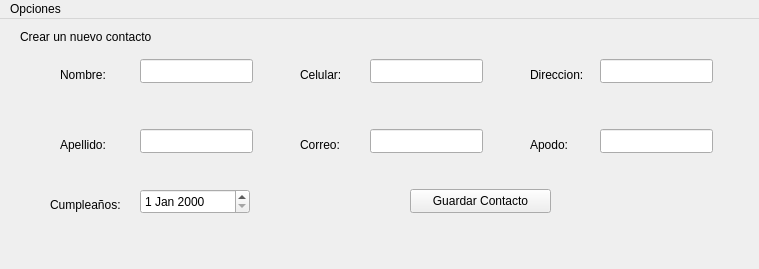
Old version of the form Qt_Interfaz/InterfazQT/mainwindow.ui in the repository Ismael09205/Gestor_Contactos.
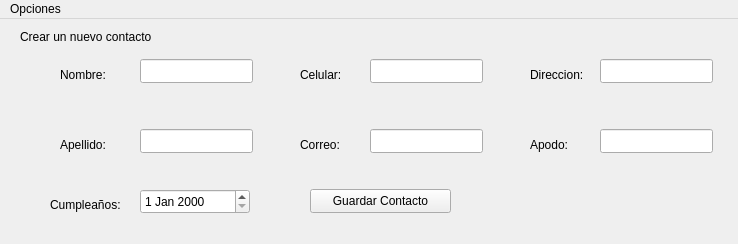
New version of the form.

Patch:
```diff
--- a/Qt_Interfaz/InterfazQT/mainwindow.ui
+++ b/Qt_Interfaz/InterfazQT/mainwindow.ui
@@ -6,8 +6,8 @@
    <rect>
     <x>0</x>
     <y>0</y>
-    <width>759</width>
-    <height>269</height>
+    <width>738</width>
+    <height>244</height>
    </rect>
   </property>
   <property name="windowTitle">
@@ -178,7 +178,7 @@
    <widget class="QPushButton" name="pushButton">
     <property name="geometry">
      <rect>
-      <x>410</x>
+      <x>310</x>
       <y>170</y>
       <width>141</width>
       <height>24</height>
@@ -207,8 +207,8 @@
     <rect>
      <x>0</x>
      <y>0</y>
-     <width>759</width>
-     <height>21</height>
+     <width>738</width>
+     <height>22</height>
     </rect>
    </property>
    <widget class="QMenu" name="menuOpcion">
```
Left out of the diff: 8 changed lines with no effect on the pictures.
